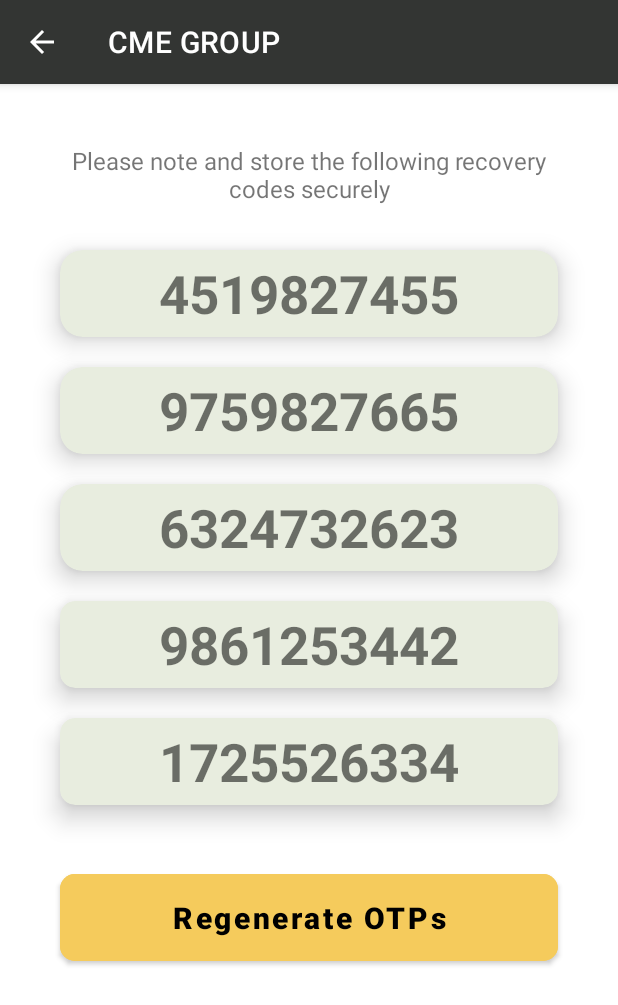
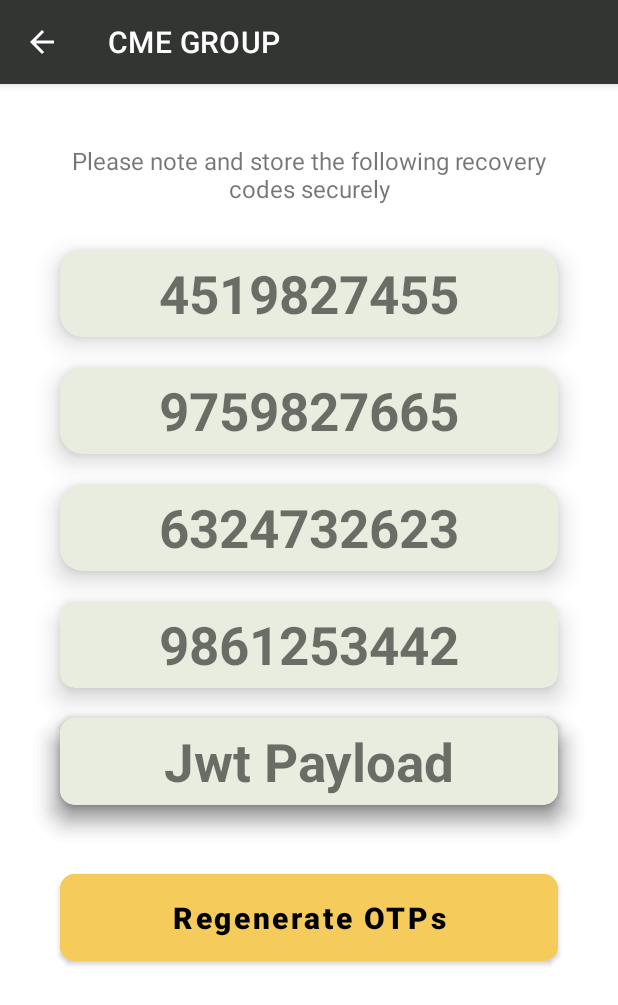
Before and after one commit to DuoSec-2FA/android-client, an Android app: the RecoveryCodeActivity screen opened directly, with no data from a screen before it, on a phone screen of 412 x 824 dp. Shown: the top 1005 px of the screen. Run offline under Robolectric (Android 15) with nearby library versions, the phone set to English and light mode, and no system bars.

Commit message:
Pending qr code work

```diff
--- a/app/src/main/AndroidManifest.xml
+++ b/app/src/main/AndroidManifest.xml
@@ -3,6 +3,7 @@
     xmlns:tools="http://schemas.android.com/tools">
 
     <uses-permission android:name="android.permission.CAMERA" />
+    <uses-permission android:name="android.permission.INTERNET" />
 
     <uses-feature
         android:name="android.hardware.camera"
--- a/app/src/main/java/com/twofa/duosec/recoverycode/RecoveryCodeActivity.kt
+++ b/app/src/main/java/com/twofa/duosec/recoverycode/RecoveryCodeActivity.kt
@@ -1,6 +1,7 @@
 package com.twofa.duosec.recoverycode
 
 import android.os.Bundle
+import android.widget.Toast
 import androidx.appcompat.app.AppCompatActivity
 import com.twofa.duosec.databinding.ActivityRecoveryCodeBinding
 import java.util.*
@@ -22,7 +23,18 @@
             binding.tvCode3.text = generateOTP().toString()
             binding.tvCode4.text = generateOTP().toString()
             binding.tvCode5.text = generateOTP().toString()
+        }
 
+        val bundle = intent.extras;
+        if (bundle != null) {
+            val token = bundle.getString("Jwt Token");
+            val payload = bundle.getString("Jwt Payload")
+
+            binding.tvJwtToken.text = "Jwt Token: ${token}"
+            binding.tvJwtPayload.text = "Jwt Payload: ${payload}"
+
+            Toast.makeText(this, "Jwt Token: ${token}", Toast.LENGTH_LONG).show()
+            Toast.makeText(this, "Jwt Payload: ${payload}", Toast.LENGTH_LONG).show()
         }
     }
 
--- a/app/src/main/res/layout/activity_recovery_code.xml
+++ b/app/src/main/res/layout/activity_recovery_code.xml
@@ -142,6 +142,53 @@
 
     </androidx.cardview.widget.CardView>
 
+    <androidx.cardview.widget.CardView
+        android:id="@+id/cv_jwt_tok"
+        android:layout_width="match_parent"
+        android:layout_height="wrap_content"
+        android:layout_below="@id/cv_4"
+        android:layout_marginHorizontal="40dp"
+        android:layout_marginVertical="10dp"
+        app:cardBackgroundColor="#E8EDDF"
+        app:cardCornerRadius="10dp"
+        app:cardElevation="10dp"
+        app:cardMaxElevation="10dp">
+
+        <TextView
+            android:id="@+id/tv_jwt_token"
+            android:layout_width="match_parent"
+            android:layout_height="wrap_content"
+            android:paddingVertical="5dp"
+            android:text="Jwt Token"
+            android:textAlignment="center"
+            android:textSize="35sp"
+            android:textStyle="bold" />
+
+    </androidx.cardview.widget.CardView>
+
+    <androidx.cardview.widget.CardView
+        android:id="@+id/cv_jwt_payl"
+        android:layout_width="match_parent"
+        android:layout_height="wrap_content"
+        android:layout_below="@id/cv_4"
+        android:layout_marginHorizontal="40dp"
+        android:layout_marginVertical="10dp"
+        app:cardBackgroundColor="#E8EDDF"
+        app:cardCornerRadius="10dp"
+        app:cardElevation="10dp"
+        app:cardMaxElevation="10dp">
+
+        <TextView
+            android:id="@+id/tv_jwt_payload"
+            android:layout_width="match_parent"
+            android:layout_height="wrap_content"
+            android:paddingVertical="5dp"
+            android:text="Jwt Payload"
+            android:textAlignment="center"
+            android:textSize="35sp"
+            android:textStyle="bold" />
+
+    </androidx.cardview.widget.CardView>
 
     <com.google.android.material.button.MaterialButton
         android:id="@+id/btn_generate_codes"
```
Also changed, not shown: app/build.gradle (+15 -4 lines), app/src/main/java/com/twofa/duosec/api/ApiService.kt (added, +10 -0 lines), app/src/main/java/com/twofa/duosec/api/RetrofitBuilder.kt (added, +17 -0 lines), app/src/main/java/com/twofa/duosec/models/JwtPayload.kt (added, +20 -0 lines), app/src/main/java/com/twofa/duosec/registration/RegistrationActivity.kt (+48 -11 lines).
